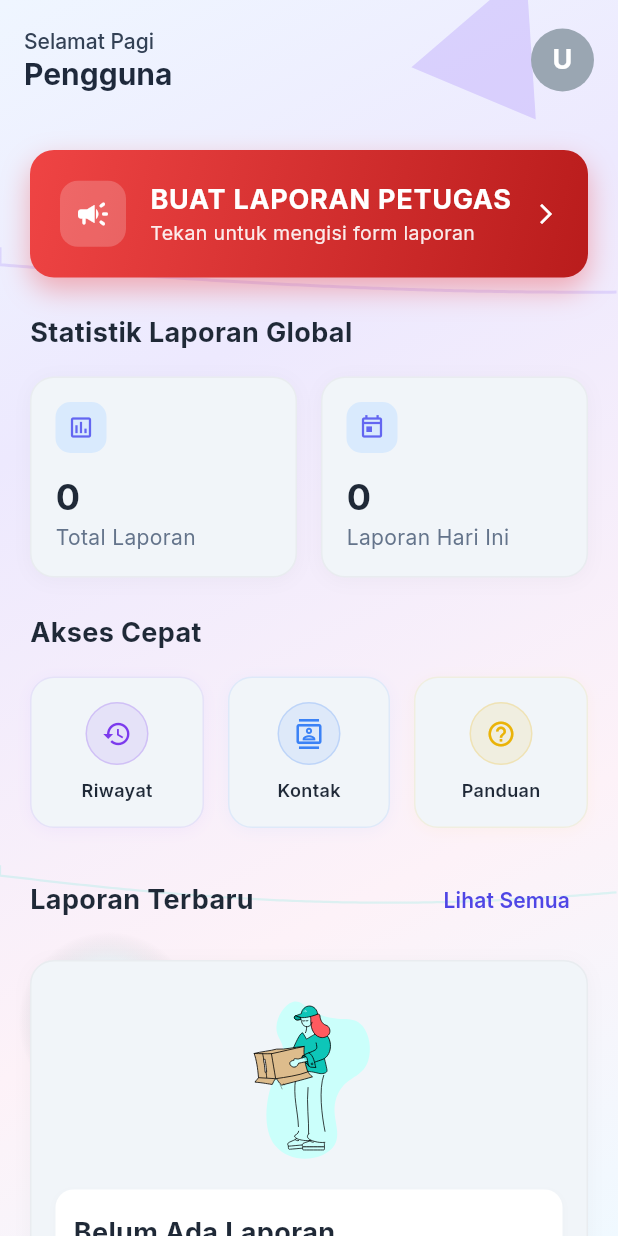
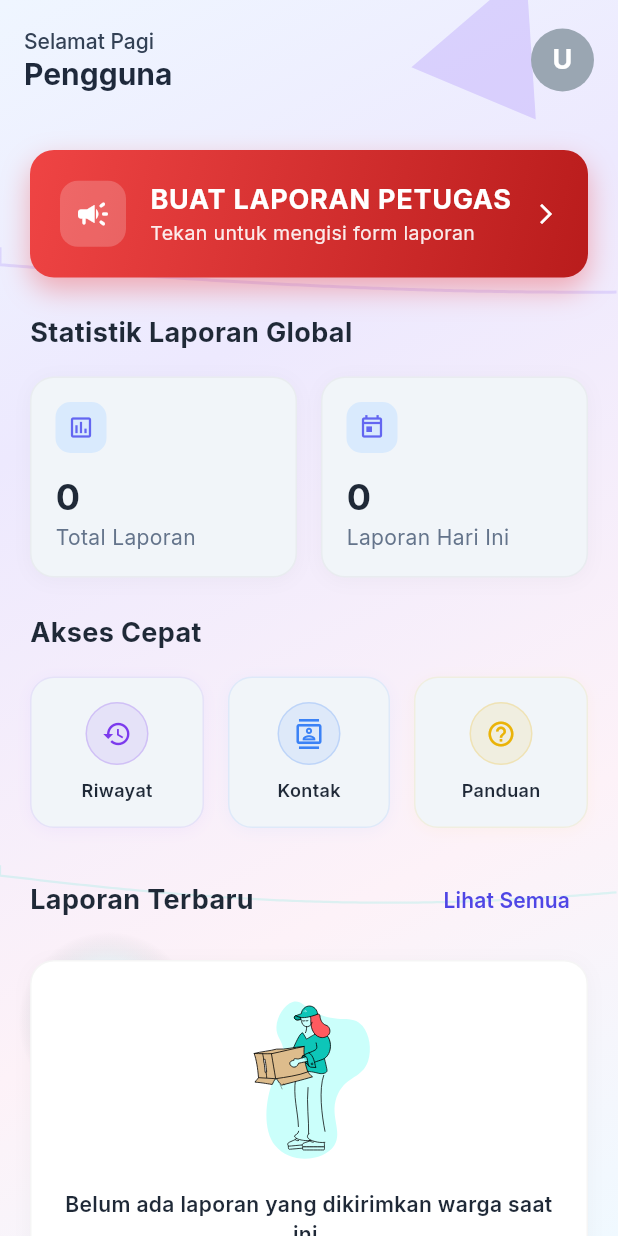
Before and after one commit to Vanszs/Aplikasi_Pintar_Petugas, a Flutter app: the HomeScreen screen opened by its route, on a phone screen of 412 x 824 dp. Run offline on Flutter 3.47's test engine with Material 3 defaults, Android fonts, the phone set to English and light mode, and no system bars; drawn by our look-alikes of flutter_animate; our stand-ins replace connectivity_plus, firebase_core, firebase_messaging, flutter_local_notifications, flutter_riverpod, go_router and 6 more; missing offline and left inert: flutter_background_service, flutter_background_service_android; accounts and stored records are empty; network calls fail.

Commit message:
fix lotfie

```diff
--- a/lib/screens/home_screen.dart
+++ b/lib/screens/home_screen.dart
@@ -120,17 +120,6 @@ class _HomeScreenState extends ConsumerState<HomeScreen> with WidgetsBindingObse
     final reports = reportState.reports;
     final bottomSafePadding = MediaQuery.of(context).padding.bottom;
 
-    // Add debugging logs for state tracking
-    debugPrint('=== HOME SCREEN BUILD DEBUG ===');
-    debugPrint('User: ${user?.name ?? 'null'}');
-    debugPrint('Report state - isLoading: ${reportState.isLoading}');
-    debugPrint('Report state - errorMessage: ${reportState.errorMessage}');
-    debugPrint('Report state - reports count: ${reports.length}');
-    debugPrint('Report state - lastUpdated: ${reportState.lastUpdated}');
-    if (reports.isNotEmpty) {
-      debugPrint('Latest report: ID=${reports.first.id}, Type=${reports.first.jenisLaporan}');
-    }
-    debugPrint('=== END HOME SCREEN BUILD DEBUG ===');
 
     return Scaffold(
       body: GradientBackground(
@@ -515,7 +504,7 @@ class _HomeScreenState extends ConsumerState<HomeScreen> with WidgetsBindingObse
     return Container(
       padding: const EdgeInsets.all(16),
       decoration: BoxDecoration(
-        color: const Color(0xFFF1F5F9),
+        color: Colors.white, // Changed to white as requested
         borderRadius: BorderRadius.circular(16),
         border: Border.all(color: Colors.grey.withOpacity(0.1)),
         boxShadow: [
@@ -527,7 +516,8 @@ class _HomeScreenState extends ConsumerState<HomeScreen> with WidgetsBindingObse
         ],
       ),
       child: Column(
-        crossAxisAlignment: CrossAxisAlignment.stretch,
+        crossAxisAlignment: CrossAxisAlignment.center, // Centered content
+        mainAxisAlignment: MainAxisAlignment.center, // Centered content vertically
         children: [
           Lottie.asset(
             'assets/animations/empty.json',
@@ -536,36 +526,13 @@ class _HomeScreenState extends ConsumerState<HomeScreen> with WidgetsBindingObse
             fit: BoxFit.contain,
           ),
           const SizedBox(height: 16),
-          Container(
-            padding: const EdgeInsets.symmetric(vertical: 16, horizontal: 12),
-            decoration: BoxDecoration(
-              color: Colors.white,
-              borderRadius: BorderRadius.circular(12),
-              boxShadow: [
-                BoxShadow(
-                  color: Colors.black.withOpacity(0.02),
-                  blurRadius: 4,
-                  offset: const Offset(0, 2),
-                ),
-              ],
-            ),
-            child: Text(
-              'Belum Ada Laporan',
-              textAlign: TextAlign.left,
-              style: GoogleFonts.inter(
-                fontSize: 18,
-                fontWeight: FontWeight.bold,
-                color: const Color(0xFF1F2937),
-              ),
-            ),
-          ),
-          const SizedBox(height: 8),
-          Text(
+          Text( // Kept only this text
             'Belum ada laporan yang dikirimkan warga saat ini.',
             textAlign: TextAlign.center,
             style: GoogleFonts.inter(
               fontSize: 14,
-              color: const Color(0xFF64748B),
+              fontWeight: FontWeight.w600, // Made it bold for better visibility
+              color: const Color(0xFF1F2937), // Changed color to match header
             ),
           ),
         ],
--- a/lib/screens/reports_screen.dart
+++ b/lib/screens/reports_screen.dart
@@ -204,7 +204,7 @@ class _ReportsScreenState extends ConsumerState<ReportsScreen> {
                 height: 180,
                 width: 180,
                 child: LottieBuilder.asset(
-                  'assets/animations/empty.lottie', // Using the empty.lottie file
+                  'assets/animations/empty.json', // Using the empty.lottie file
                   fit: BoxFit.contain,
                   repeat: true,
                 ),
--- a/pubspec.yaml
+++ b/pubspec.yaml
@@ -78,4 +78,3 @@ flutter:
     - assets/animations/loading.json
     - assets/animations/success.json
     - assets/animations/empty.json
-    - assets/animations/empty.lottie
```
Also changed, not shown: lib/providers/report_provider.dart (+2 -30 lines), lib/services/api.dart (+10 -58 lines), 2 other files.
